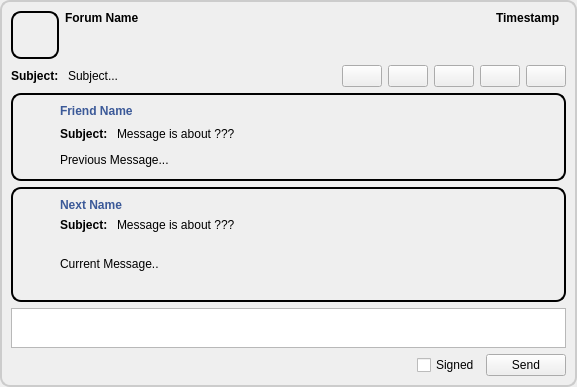
The window that retroshare-gui/src/gui/feeds/ForumMsgItem.ui (RetroShare/RetroShare) describes before a commit, drawn with Qt 5.
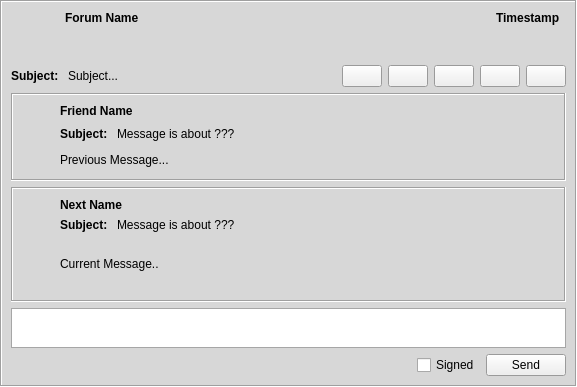
The same window after the commit. Icons and pictures are not drawn. Custom widgets are drawn as their Qt base class.

Diff of the .ui file:
```diff
--- a/retroshare-gui/src/gui/feeds/ForumMsgItem.ui
+++ b/retroshare-gui/src/gui/feeds/ForumMsgItem.ui
@@ -25,17 +25,51 @@
        <verstretch>0</verstretch>
       </sizepolicy>
      </property>
-     <property name="styleSheet">
-      <string notr="true">QFrame#frame_3{border: 2px solid #CCCCCC;
-background: qlineargradient(x1: 0, y1: 0, x2: 0, y2: 1,
-                                     stop: 0 #EEEEEE, stop: 1 #CCCCCC);
-border-radius: 10px}</string>
+     <property name="palette">
+      <palette>
+       <active>
+        <colorrole role="Window">
+         <brush brushstyle="SolidPattern">
+          <color alpha="255">
+           <red>215</red>
+           <green>215</green>
+           <blue>215</blue>
+          </color>
+         </brush>
+        </colorrole>
+       </active>
+       <inactive>
+        <colorrole role="Window">
+         <brush brushstyle="SolidPattern">
+          <color alpha="255">
+           <red>215</red>
+           <green>215</green>
+           <blue>215</blue>
+          </color>
+         </brush>
+        </colorrole>
+       </inactive>
+       <disabled>
+        <colorrole role="Window">
+         <brush brushstyle="SolidPattern">
+          <color alpha="255">
+           <red>215</red>
+           <green>215</green>
+           <blue>215</blue>
+          </color>
+         </brush>
+        </colorrole>
+       </disabled>
+      </palette>
+     </property>
+     <property name="autoFillBackground">
+      <bool>true</bool>
      </property>
      <property name="frameShape">
-      <enum>QFrame::StyledPanel</enum>
+      <enum>QFrame::Box</enum>
      </property>
      <property name="frameShadow">
-      <enum>QFrame::Raised</enum>
+      <enum>QFrame::Sunken</enum>
      </property>
      <layout class="QGridLayout">
       <item row="0" column="0">
@@ -54,15 +88,6 @@
             <height>48</height>
            </size>
           </property>
-          <property name="styleSheet">
-           <string notr="true">QLabel#label{border: 2px solid black;
-background: qlineargradient(x1: 0, y1: 0, x2: 0, y2: 1,
-                                     stop: 0 #EEEEEE, stop: 1 #CCCCCC);
-border-radius: 10px}</string>
-          </property>
-          <property name="text">
-           <string/>
-          </property>
           <property name="pixmap">
            <pixmap resource="../images.qrc">:/images/konversation.png</pixmap>
           </property>
@@ -298,15 +323,11 @@
       </item>
       <item row="2" column="0" colspan="2">
        <widget class="QFrame" name="prevFrame">
-        <property name="styleSheet">
-         <string notr="true">QFrame#prevFrame{border: 2px solid black;
-border-radius: 10px}</string>
-        </property>
         <property name="frameShape">
-         <enum>QFrame::StyledPanel</enum>
+         <enum>QFrame::Box</enum>
         </property>
         <property name="frameShadow">
-         <enum>QFrame::Raised</enum>
+         <enum>QFrame::Sunken</enum>
         </property>
         <layout class="QGridLayout">
          <item row="0" column="0" rowspan="2">
@@ -333,9 +354,6 @@
              <bold>true</bold>
             </font>
            </property>
-           <property name="styleSheet">
-            <string notr="true">color: rgb(59, 89, 152);</string>
-           </property>
            <property name="text">
             <string notr="true">Friend Name</string>
            </property>
@@ -462,15 +480,11 @@
       </item>
       <item row="3" column="0" colspan="2">
        <widget class="QFrame" name="nextFrame">
-        <property name="styleSheet">
-         <string notr="true">QFrame#nextFrame{border: 2px solid black;
-border-radius: 10px}</string>
-        </property>
         <property name="frameShape">
-         <enum>QFrame::StyledPanel</enum>
+         <enum>QFrame::Box</enum>
         </property>
         <property name="frameShadow">
-         <enum>QFrame::Raised</enum>
+         <enum>QFrame::Sunken</enum>
         </property>
         <layout class="QGridLayout">
          <item row="0" column="0" rowspan="3">
@@ -497,9 +511,6 @@
              <bold>true</bold>
             </font>
            </property>
-           <property name="styleSheet">
-            <string notr="true">color: rgb(59, 89, 152);</string>
-           </property>
            <property name="text">
             <string notr="true">Next Name</string>
            </property>
```
Left out of the diff: 13 changed lines with no effect on the pictures.
